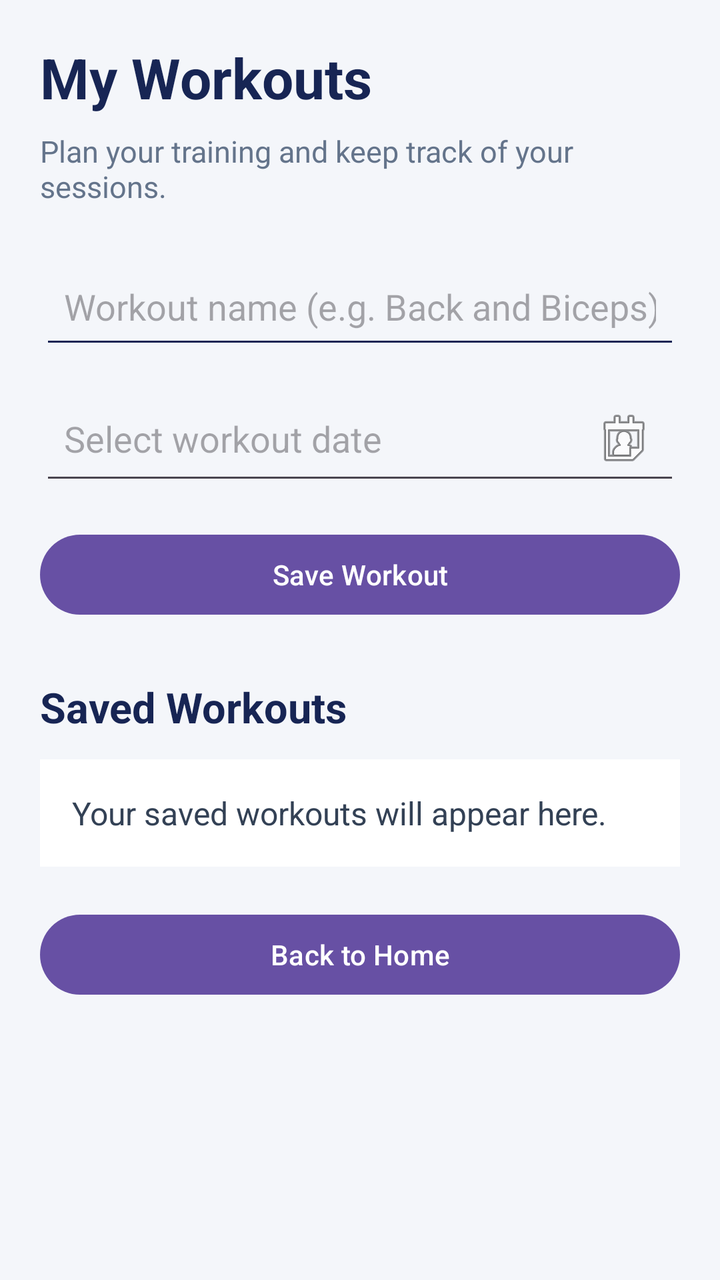
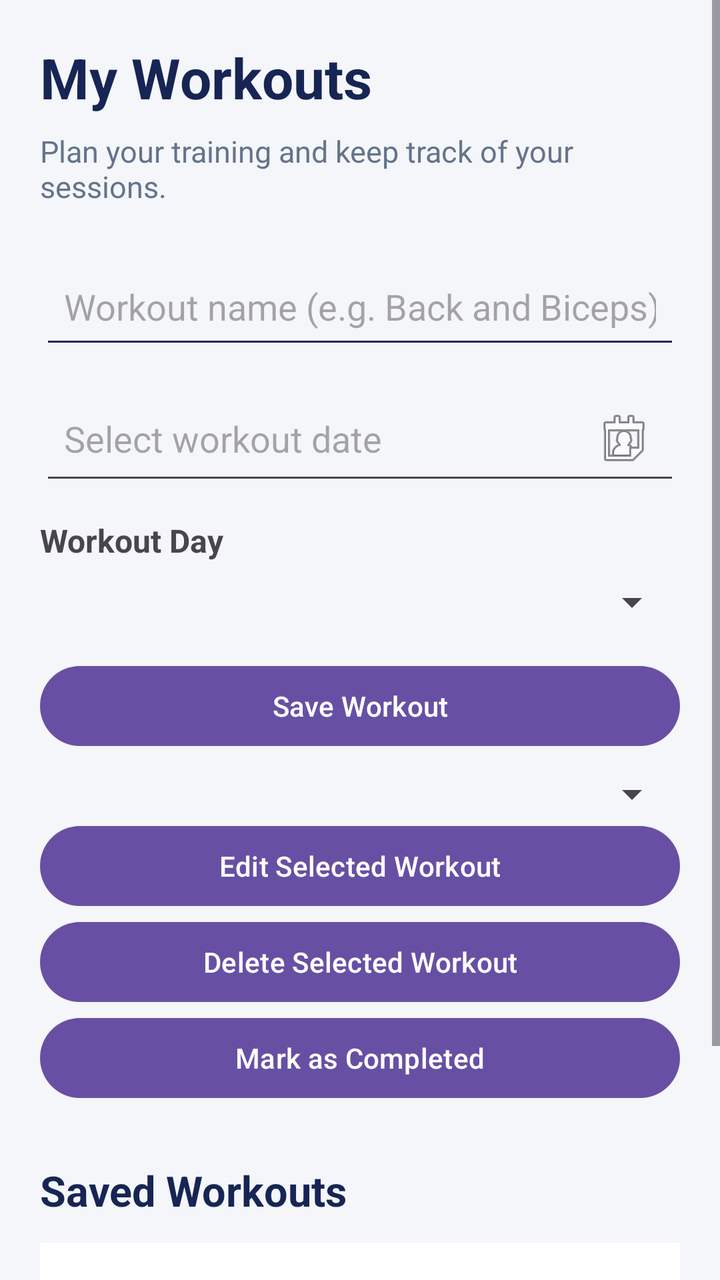

Before-and-after screenshots of an Android layout around one commit, followed by the original layout XML and the change that was made.
<!-- AndroidManifest.xml: application theme Theme.GymTrackerPro -->
<!-- res/layout/activity_workouts.xml -->
<?xml version="1.0" encoding="utf-8"?>
<ScrollView xmlns:android="http://schemas.android.com/apk/res/android"
    android:layout_width="match_parent"
    android:layout_height="match_parent"
    android:background="#F4F6FA"
    android:fillViewport="true">

    <LinearLayout
        android:layout_width="match_parent"
        android:layout_height="wrap_content"
        android:orientation="vertical"
        android:padding="20dp">

        <TextView
            android:layout_width="wrap_content"
            android:layout_height="wrap_content"
            android:text="My Workouts"
            android:textColor="#172554"
            android:textSize="28sp"
            android:textStyle="bold" />

        <TextView
            android:layout_width="match_parent"
            android:layout_height="wrap_content"
            android:layout_marginTop="8dp"
            android:text="Plan your training and keep track of your sessions."
            android:textColor="#64748B"
            android:textSize="15sp" />

        <EditText
            android:id="@+id/editWorkoutName"
            android:layout_width="match_parent"
            android:layout_height="wrap_content"
            android:layout_marginTop="24dp"
            android:hint="Workout name (e.g. Back and Biceps)"
            android:inputType="textCapSentences"
            android:minHeight="52dp"
            android:padding="12dp"
            android:backgroundTint="#172554" />

        <EditText
            android:id="@+id/editWorkoutDate"
            android:layout_width="match_parent"
            android:layout_height="wrap_content"
            android:layout_marginTop="12dp"
            android:hint="Select workout date"
            android:focusable="false"
            android:clickable="true"
            android:cursorVisible="false"
            android:inputType="none"
            android:drawableEnd="@android:drawable/ic_menu_my_calendar"
            android:padding="12dp" />

        <Button
            android:id="@+id/buttonSaveWorkout"
            android:layout_width="match_parent"
            android:layout_height="wrap_content"
            android:layout_marginTop="16dp"
            android:text="Save Workout"
            android:textAllCaps="false" />

        <TextView
            android:layout_width="wrap_content"
            android:layout_height="wrap_content"
            android:layout_marginTop="28dp"
            android:text="Saved Workouts"
            android:textColor="#172554"
            android:textSize="21sp"
            android:textStyle="bold" />

        <TextView
            android:id="@+id/textWorkoutList"
            android:layout_width="match_parent"
            android:layout_height="wrap_content"
            android:layout_marginTop="12dp"
            android:background="#FFFFFF"
            android:padding="16dp"
            android:text="Your saved workouts will appear here."
            android:textColor="#334155"
            android:textSize="16sp" />

        <Button
            android:id="@+id/buttonBackHome"
            android:layout_width="match_parent"
            android:layout_height="wrap_content"
            android:layout_marginTop="20dp"
            android:layout_marginBottom="20dp"
            android:text="Back to Home"
            android:textAllCaps="false" />

    </LinearLayout>

</ScrollView>
<!-- resources referenced by this layout -->
<resources>
  <style name="Theme.GymTrackerPro" parent="Base.Theme.GymTrackerPro" />
  <style name="Base.Theme.GymTrackerPro" parent="Theme.Material3.DayNight.NoActionBar">
          
          
      </style>
</resources>

<!-- the commit's change to res/layout/activity_workouts.xml (unified diff, before → after) -->
@@ -51,6 +51,22 @@
             android:drawableEnd="@android:drawable/ic_menu_my_calendar"
             android:padding="12dp" />
 
+
+        <TextView
+            android:layout_width="match_parent"
+            android:layout_height="wrap_content"
+            android:layout_marginTop="12dp"
+            android:text="Workout Day"
+            android:textStyle="bold"
+            android:textSize="16sp" />
+
+        <Spinner
+            android:id="@+id/spinnerWorkoutDay"
+            android:layout_width="match_parent"
+            android:layout_height="wrap_content"
+            android:layout_marginTop="8dp" />
+
+
         <Button
             android:id="@+id/buttonSaveWorkout"
             android:layout_width="match_parent"
@@ -58,6 +74,30 @@
             android:layout_marginTop="16dp"
             android:text="Save Workout"
             android:textAllCaps="false" />
+
+        <Spinner
+            android:id="@+id/spinnerSelectWorkout"
+            android:layout_width="match_parent"
+            android:layout_height="wrap_content"
+            android:layout_marginTop="8dp" />
+
+        <Button
+            android:id="@+id/buttonEditWorkout"
+            android:layout_width="match_parent"
+            android:layout_height="wrap_content"
+            android:text="Edit Selected Workout" />
+
+        <Button
+            android:id="@+id/buttonDeleteWorkout"
+            android:layout_width="match_parent"
+            android:layout_height="wrap_content"
+            android:text="Delete Selected Workout" />
+
+        <Button
+            android:id="@+id/buttonToggleCompletion"
+            android:layout_width="match_parent"
+            android:layout_height="wrap_content"
+            android:text="Mark as Completed" />
 
         <TextView
             android:layout_width="wrap_content"
